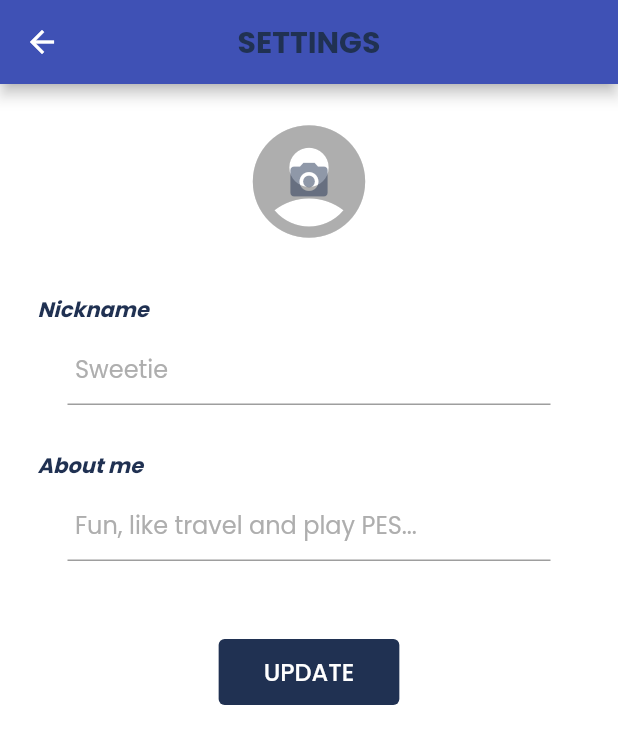
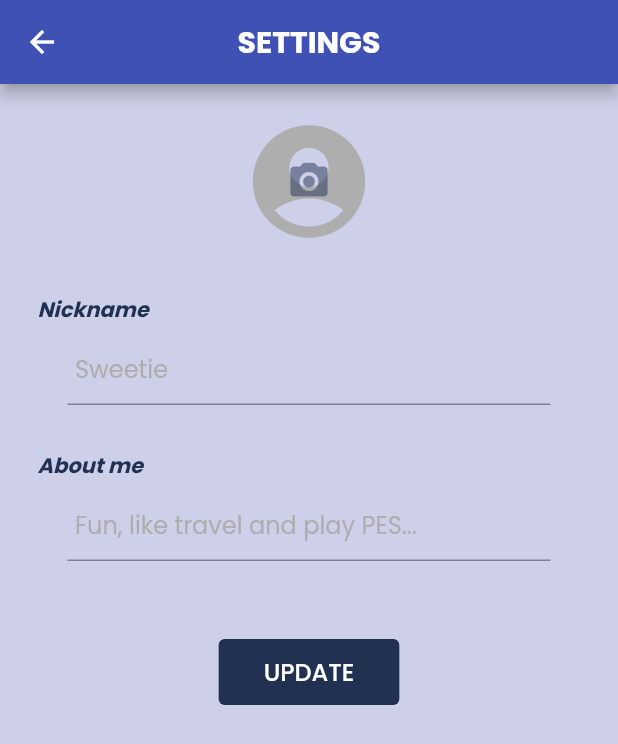
Before and after one commit to JaveedIshaq/remotewa, a Flutter app: the ChatSettings screen opened directly, on a phone screen of 412 x 824 dp. Shown: the top 744 px of the screen. Run offline on Flutter 3.47's test engine with Material 2 defaults, Android fonts, the light colour scheme and no system bars; our stand-ins replace clay_containers, cloud_firestore, device_preview, emoji_picker_flutter, firebase_auth, firebase_core and 9 more; accounts and stored records are empty.

Commit message:
setting screen

```diff
--- a/lib/screens/settings_screen/settings_screen.dart
+++ b/lib/screens/settings_screen/settings_screen.dart
@@ -1,3 +1,18 @@
+/*
+************************** File Information *******************************
+
+Date        : 2021/09/19
+
+Author      : Javeed Ishaq (www.javeedishaq.com)
+
+Description : Settings Screen
+
+
+On This Screen User can set its Name, Avate and about text
+
+****************************************************************************
+*/
+
 import 'dart:async';
 import 'dart:io';
 
@@ -9,51 +24,88 @@ import 'package:image_picker/image_picker.dart';
 import 'package:remotewa/config/colors.dart';
 import 'package:shared_preferences/shared_preferences.dart';
 
+import 'components/profile_image_avatar.dart';
+
+/// ChatSettings
 class ChatSettings extends StatelessWidget {
+  /// Constructor
+  const ChatSettings({
+    Key? key,
+  }) : super(key: key);
+
   @override
   Widget build(BuildContext context) {
     return Scaffold(
+      backgroundColor: kBgColor,
       appBar: AppBar(
-        title: Text(
+        title: const Text(
           'SETTINGS',
-          style: TextStyle(color: primaryColor, fontWeight: FontWeight.bold),
+          style: TextStyle(
+            color: Colors.white,
+            fontWeight: FontWeight.bold,
+          ),
         ),
         centerTitle: true,
       ),
-      body: SettingsScreen(),
+      body: const SettingsScreen(),
     );
   }
 }
 
+/// Setting Screen Body Widget
 class SettingsScreen extends StatefulWidget {
+  /// Constructor
+  const SettingsScreen({
+    Key? key,
+  }) : super(key: key);
+
   @override
   State createState() => SettingsScreenState();
 }
 
+/// SettingsScreenState
 class SettingsScreenState extends State<SettingsScreen> {
+  /// controllerNickname
   TextEditingController? controllerNickname;
+
+  /// controllerAboutMe
   TextEditingController? controllerAboutMe;
 
+  /// SharedPreferences
   SharedPreferences? prefs;
 
+  /// User Id
   String id = '';
+
+  /// User Nick Name
   String nickname = '';
+
+  /// User aboutMe
   String aboutMe = '';
+
+  /// photoUrl
   String photoUrl = '';
 
+  /// isLoading
   bool isLoading = false;
+
+  /// avatarImageFile
   File? avatarImageFile;
 
+  /// focusNodeNickname
   final FocusNode focusNodeNickname = FocusNode();
+
+  /// focusNodeAboutMe
   final FocusNode focusNodeAboutMe = FocusNode();
 
   @override
   void initState() {
     super.initState();
-    readLocal();
+    getUserValuesFromSharedPref();
   }
 
-  void readLocal() async {
+  /// getUserValuesFromSharedPref
+  void getUserValuesFromSharedPref() async {
     prefs = await SharedPreferences.getInstance();
     id = prefs?.getString('id') ?? '';
     nickname = prefs?.getString('nickname') ?? '';
@@ -67,6 +119,7 @@ class SettingsScreenState extends State<SettingsScreen> {
     setState(() {});
   }
 
+  /// getImage for profile Avatar
   Future getImage() async {
     ImagePicker imagePicker = ImagePicker();
     PickedFile? pickedFile = await imagePicker
@@ -87,6 +140,7 @@ class SettingsScreenState extends State<SettingsScreen> {
     }
   }
 
+  /// Upload Profile Image to the Backend
   Future uploadFile() async {
     String fileName = id;
     Reference reference = FirebaseStorage.instance.ref().child(fileName);
@@ -103,7 +157,7 @@ class SettingsScreenState extends State<SettingsScreen> {
         setState(() {
           isLoading = false;
         });
-        Fluttertoast.showToast(msg: "Upload success");
+        Fluttertoast.showToast(msg: 'Upload success');
       }).catchError((err) {
         setState(() {
           isLoading = false;
@@ -118,6 +172,7 @@ class SettingsScreenState extends State<SettingsScreen> {
     }
   }
 
+  /// handleUpdateData Values in Database
   void handleUpdateData() {
     focusNodeNickname.unfocus();
     focusNodeAboutMe.unfocus();
@@ -139,7 +194,7 @@ class SettingsScreenState extends State<SettingsScreen> {
         isLoading = false;
       });
 
-      Fluttertoast.showToast(msg: "Update success");
+      Fluttertoast.showToast(msg: 'Update success');
     }).catchError((err) {
       setState(() {
         isLoading = false;
@@ -163,49 +218,7 @@ class SettingsScreenState extends State<SettingsScreen> {
                     children: <Widget>[
                       avatarImageFile == null
                           ? photoUrl.isNotEmpty
-                              ? Material(
-                                  child: Image.network(
-                                    photoUrl,
-                                    fit: BoxFit.cover,
-                                    width: 90.0,
-                                    height: 90.0,
-                                    errorBuilder:
-                                        (context, object, stackTrace) {
-                                      return Icon(
-                                        Icons.account_circle,
-                                        size: 90.0,
-                                        color: greyColor,
-                                      );
-                                    },
-                                    loadingBuilder: (BuildContext context,
-                                        Widget child,
-                                        ImageChunkEvent? loadingProgress) {
-                                      if (loadingProgress == null) return child;
-                                      return Container(
-                                        width: 90.0,
-                                        height: 90.0,
-                                        child: Center(
-                                          child: CircularProgressIndicator(
-                                            value: loadingProgress
-                                                            .expectedTotalBytes !=
-                                                        null &&
-                                                    loadingProgress
-                                                            .expectedTotalBytes !=
-                                                        null
-                                                ? loadingProgress
-                                                        .cumulativeBytesLoaded /
-                                                    loadingProgress
-                                                        .expectedTotalBytes!
-                                                : null,
-                                          ),
-                                        ),
-                                      );
-                                    },
-                                  ),
-                                  borderRadius:
-                                      BorderRadius.all(Radius.circular(45.0)),
-                                  clipBehavior: Clip.hardEdge,
-                                )
+                              ? ProfileImageAvatar(photoUrl: photoUrl)
                               : Icon(
                                   Icons.account_circle,
                                   size: 90.0,
@@ -219,7 +232,7 @@ class SettingsScreenState extends State<SettingsScreen> {
                                 fit: BoxFit.cover,
                               ),
                               borderRadius:
-                                  BorderRadius.all(Radius.circular(45.0)),
+                                  const BorderRadius.all(Radius.circular(45.0)),
                               clipBehavior: Clip.hardEdge,
                             ),
                       IconButton(
@@ -228,7 +241,7 @@ class SettingsScreenState extends State<SettingsScreen> {
                           color: primaryColor.withOpacity(0.5),
                         ),
                         onPressed: getImage,
-                        padding: EdgeInsets.all(30.0),
+                        padding: const EdgeInsets.all(30.0),
                         splashColor: Colors.transparent,
                         highlightColor: greyColor,
                         iconSize: 30.0,
@@ -237,7 +250,7 @@ class SettingsScreenState extends State<SettingsScreen> {
                   ),
                 ),
                 width: double.infinity,
-                margin: EdgeInsets.all(20.0),
+                margin: const EdgeInsets.all(20.0),
               ),
 
               // Input
@@ -252,7 +265,8 @@ class SettingsScreenState extends State<SettingsScreen> {
                           fontWeight: FontWeight.bold,
                           color: primaryColor),
                     ),
-                    margin: EdgeInsets.only(left: 10.0, bottom: 5.0, top: 10.0),
+                    margin: const EdgeInsets.only(
+                        left: 10.0, bottom: 5.0, top: 10.0),
                   ),
                   Container(
                     child: Theme(
@@ -261,7 +275,7 @@ class SettingsScreenState extends State<SettingsScreen> {
                       child: TextField(
                         decoration: InputDecoration(
                           hintText: 'Sweetie',
-                          contentPadding: EdgeInsets.all(5.0),
+                          contentPadding: const EdgeInsets.all(5.0),
                           hintStyle: TextStyle(color: greyColor),
                         ),
                         controller: controllerNickname,
@@ -271,7 +285,7 @@ class SettingsScreenState extends State<SettingsScreen> {
                         focusNode: focusNodeNickname,
                       ),
                     ),
-                    margin: EdgeInsets.only(left: 30.0, right: 30.0),
+                    margin: const EdgeInsets.only(left: 30.0, right: 30.0),
                   ),
 
                   // About me
@@ -283,7 +297,8 @@ class SettingsScreenState extends State<SettingsScreen> {
                           fontWeight: FontWeight.bold,
                           color: primaryColor),
                     ),
-                    margin: EdgeInsets.only(left: 10.0, top: 30.0, bottom: 5.0),
+                    margin: const EdgeInsets.only(
+                        left: 10.0, top: 30.0, bottom: 5.0),
                   ),
                   Container(
                     child: Theme(
@@ -292,7 +307,7 @@ class SettingsScreenState extends State<SettingsScreen> {
                       child: TextField(
                         decoration: InputDecoration(
                           hintText: 'Fun, like travel and play PES...',
-                          contentPadding: EdgeInsets.all(5.0),
+                          contentPadding: const EdgeInsets.all(5.0),
                           hintStyle: TextStyle(color: greyColor),
                         ),
                         controller: controllerAboutMe,
@@ -302,7 +317,7 @@ class SettingsScreenState extends State<SettingsScreen> {
                         focusNode: focusNodeAboutMe,
                       ),
                     ),
-                    margin: EdgeInsets.only(left: 30.0, right: 30.0),
+                    margin: const EdgeInsets.only(left: 30.0, right: 30.0),
                   ),
                 ],
                 crossAxisAlignment: CrossAxisAlignment.start,
@@ -312,7 +327,7 @@ class SettingsScreenState extends State<SettingsScreen> {
               Container(
                 child: TextButton(
                   onPressed: handleUpdateData,
-                  child: Text(
+                  child: const Text(
                     'UPDATE',
                     style: TextStyle(fontSize: 16.0, color: Colors.white),
                   ),
@@ -320,15 +335,15 @@ class SettingsScreenState extends State<SettingsScreen> {
                     backgroundColor:
                         MaterialStateProperty.all<Color>(primaryColor),
                     padding: MaterialStateProperty.all<EdgeInsets>(
-                      EdgeInsets.fromLTRB(30.0, 10.0, 30.0, 10.0),
+                      const EdgeInsets.fromLTRB(30.0, 10.0, 30.0, 10.0),
                     ),
                   ),
                 ),
-                margin: EdgeInsets.only(top: 50.0, bottom: 50.0),
+                margin: const EdgeInsets.only(top: 50.0, bottom: 50.0),
               ),
             ],
           ),
-          padding: EdgeInsets.only(left: 15.0, right: 15.0),
+          padding: const EdgeInsets.only(left: 15.0, right: 15.0),
         ),
 
         // Loading
```
Also changed, not shown: lib/screens/chat_screen/chat_screen.dart (+35 -16 lines), lib/screens/login_screen/login_screen.dart (+0 -11 lines), lib/screens/remote_screen/remote_screen.dart (+21 -0 lines), lib/screens/settings_screen/components/profile_image_avatar.dart (added, +52 -0 lines), lib/shared_widgets/chat_message_bubble.dart (+9 -6 lines).
